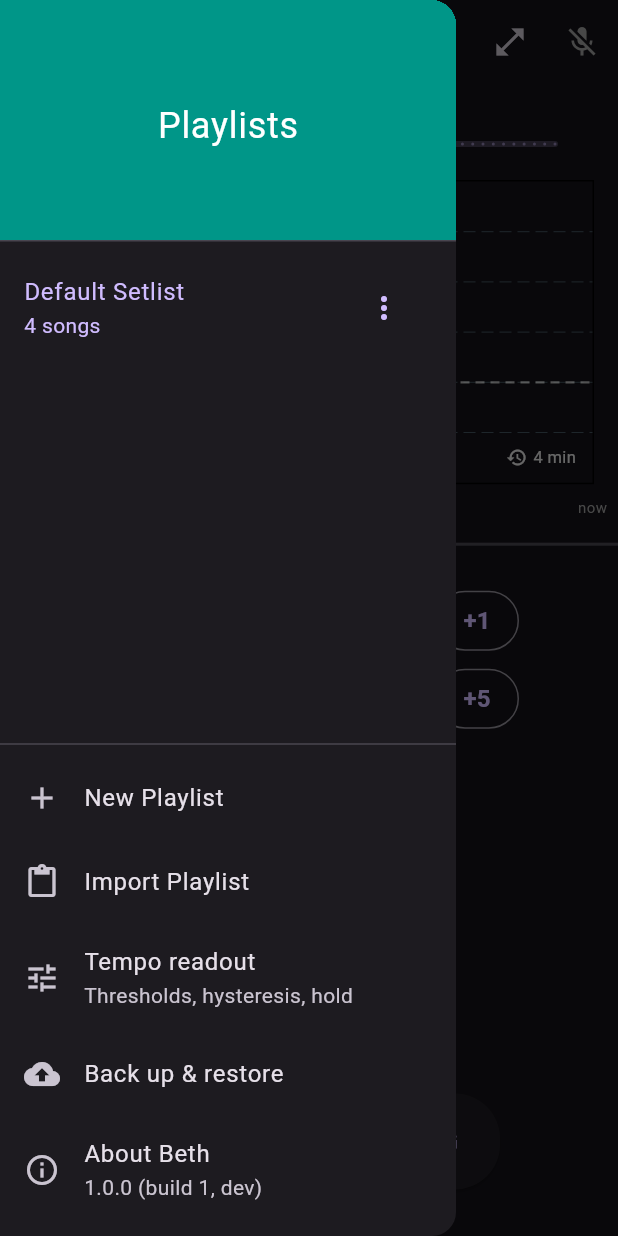
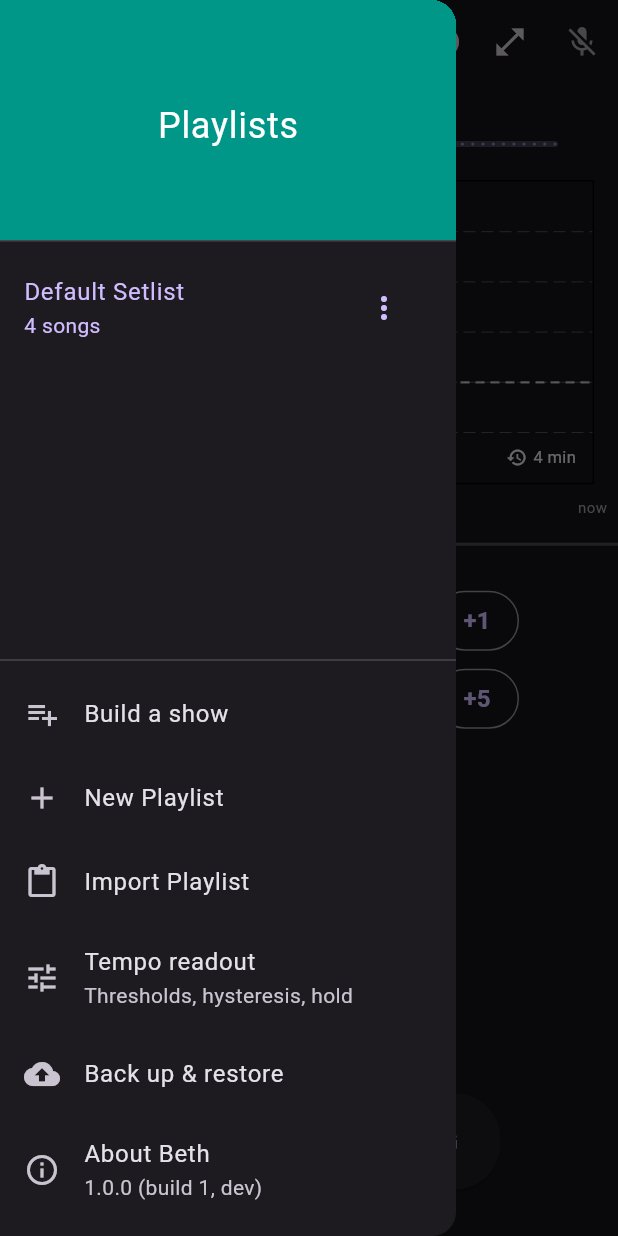
Before and after one commit to greenlava82/Beth, a Flutter app: the screen it shows after launch, with the side drawer open, on a phone screen of 412 x 824 dp. Run offline on Flutter 3.47's test engine with Material 3 defaults, Android fonts, the phone set to English and light mode, and no system bars; drawn by our look-alikes of fl_chart; our stand-ins replace package_info_plus, permission_handler, share_plus, shared_preferences, wakelock_plus; missing offline and left inert: bluetooth_low_energy, file_selector, flutter_midi_command, record.

Commit message:
Move Build a show / Done to the drawer
Frees up the app bar. The drawer has a Build a show tile, which becomes
Done building show while the mode is on.

Co-Authored-By: Claude Sonnet 5.5 <noreply@anthropic.com>

```diff
--- a/lib/main.dart
+++ b/lib/main.dart
@@ -1646,6 +1646,18 @@ class _MetronomeScreenState extends State<MetronomeScreen>
             ),
             const Divider(),
             ListTile(
+              leading: Icon(_mode == _ScreenMode.show
+                  ? Icons.check
+                  : Icons.playlist_add),
+              title: Text(_mode == _ScreenMode.show
+                  ? 'Done building show'
+                  : 'Build a show'),
+              onTap: () {
+                Navigator.pop(context); // close drawer
+                _setShowMode(_mode != _ScreenMode.show);
+              },
+            ),
+            ListTile(
               leading: const Icon(Icons.add),
               title: const Text('New Playlist'),
               onTap: () {
@@ -2114,11 +2126,6 @@ class _MetronomeScreenState extends State<MetronomeScreen>
             overflow: TextOverflow.ellipsis),
         actions: [
           _buildBandMenu(),
-          IconButton(
-            tooltip: _mode == _ScreenMode.show ? 'Done building show' : 'Build a show',
-            icon: Icon(_mode == _ScreenMode.show ? Icons.check : Icons.playlist_add),
-            onPressed: () => _setShowMode(_mode != _ScreenMode.show),
-          ),
           IconButton(
             tooltip: _mode == _ScreenMode.freeRunning ? 'Back to setlist' : 'Free-running mode',
             icon: Icon(_mode == _ScreenMode.freeRunning ? Icons.close_fullscreen : Icons.open_in_full),
```
Also changed, not shown: 1 other file.
